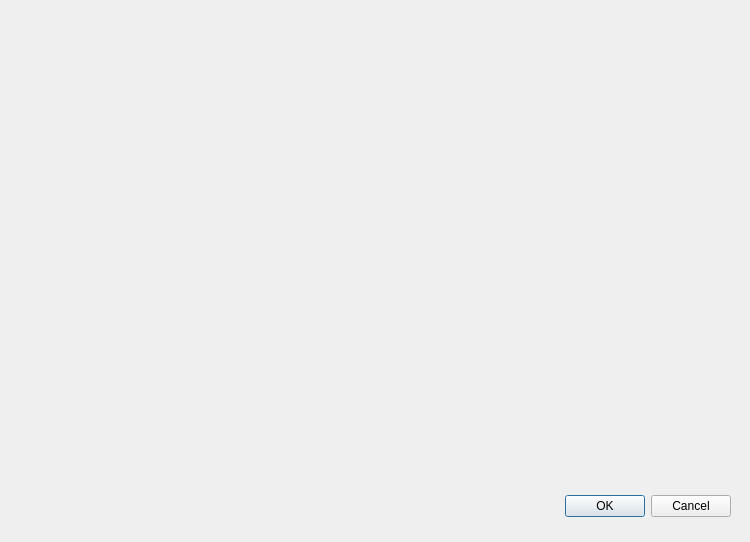
The window that admin_client/client_gui/app/UserView/forms/UserView.ui (deskos-xp/SaffronServer) describes before a commit, drawn with Qt 5.
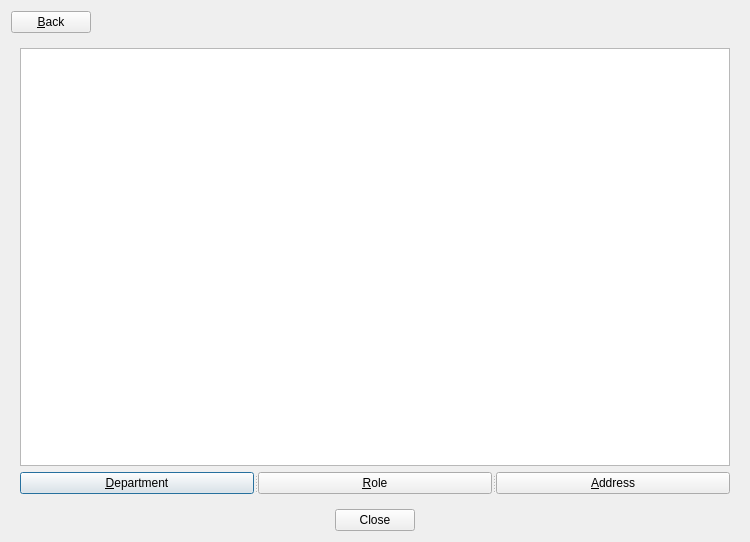
The same window after the commit.

Commit message: added UserView Dialog

```diff
--- a/admin_client/client_gui/app/UserView/forms/UserView.ui
+++ b/admin_client/client_gui/app/UserView/forms/UserView.ui
@@ -13,22 +13,88 @@
   <property name="windowTitle">
    <string>Dialog</string>
   </property>
-  <widget class="QDialogButtonBox" name="buttonBox">
-   <property name="geometry">
-    <rect>
-     <x>390</x>
-     <y>490</y>
-     <width>341</width>
-     <height>32</height>
-    </rect>
-   </property>
-   <property name="orientation">
-    <enum>Qt::Horizontal</enum>
-   </property>
-   <property name="standardButtons">
-    <set>QDialogButtonBox::Cancel|QDialogButtonBox::Ok</set>
-   </property>
-  </widget>
+  <layout class="QGridLayout" name="gridLayout">
+   <item row="1" column="0">
+    <widget class="QStackedWidget" name="stackedWidget">
+     <widget class="QWidget" name="UserInfo">
+      <layout class="QGridLayout" name="gridLayout_4">
+       <item row="0" column="0">
+        <widget class="QTableView" name="userView"/>
+       </item>
+       <item row="1" column="0">
+        <widget class="QSplitter" name="splitter">
+         <property name="orientation">
+          <enum>Qt::Horizontal</enum>
+         </property>
+         <widget class="QPushButton" name="Department">
+          <property name="text">
+           <string>&amp;Department</string>
+          </property>
+         </widget>
+         <widget class="QPushButton" name="Role">
+          <property name="text">
+           <string>&amp;Role</string>
+          </property>
+         </widget>
+         <widget class="QPushButton" name="Address">
+          <property name="text">
+           <string>&amp;Address</string>
+          </property>
+         </widget>
+        </widget>
+       </item>
+      </layout>
+     </widget>
+     <widget class="QWidget" name="RoleInfo">
+      <layout class="QGridLayout" name="gridLayout_2">
+       <item row="0" column="0">
+        <widget class="QTableView" name="roleView"/>
+       </item>
+      </layout>
+     </widget>
+     <widget class="QWidget" name="DepartmentInfo">
+      <layout class="QGridLayout" name="gridLayout_3">
+       <item row="0" column="0">
+        <widget class="QTableView" name="departmentView"/>
+       </item>
+      </layout>
+     </widget>
+     <widget class="QWidget" name="AddressInfo">
+      <layout class="QGridLayout" name="gridLayout_5">
+       <item row="0" column="0">
+        <widget class="QTableView" name="addressView"/>
+       </item>
+      </layout>
+     </widget>
+    </widget>
+   </item>
+   <item row="2" column="0">
+    <widget class="QDialogButtonBox" name="buttonBox">
+     <property name="orientation">
+      <enum>Qt::Horizontal</enum>
+     </property>
+     <property name="standardButtons">
+      <set>QDialogButtonBox::Close</set>
+     </property>
+     <property name="centerButtons">
+      <bool>true</bool>
+     </property>
+    </widget>
+   </item>
+   <item row="0" column="0">
+    <widget class="QPushButton" name="back">
+     <property name="maximumSize">
+      <size>
+       <width>80</width>
+       <height>16777215</height>
+      </size>
+     </property>
+     <property name="text">
+      <string>&amp;Back</string>
+     </property>
+    </widget>
+   </item>
+  </layout>
  </widget>
  <resources/>
  <connections>
```
The commit also changes 12 other files.
